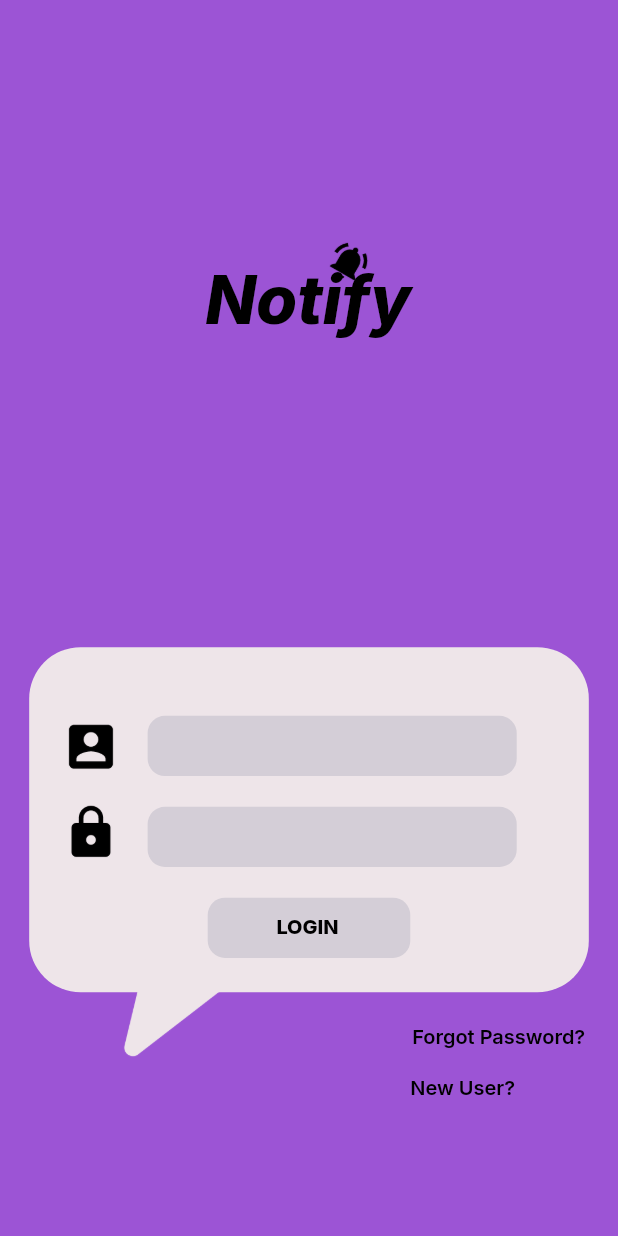
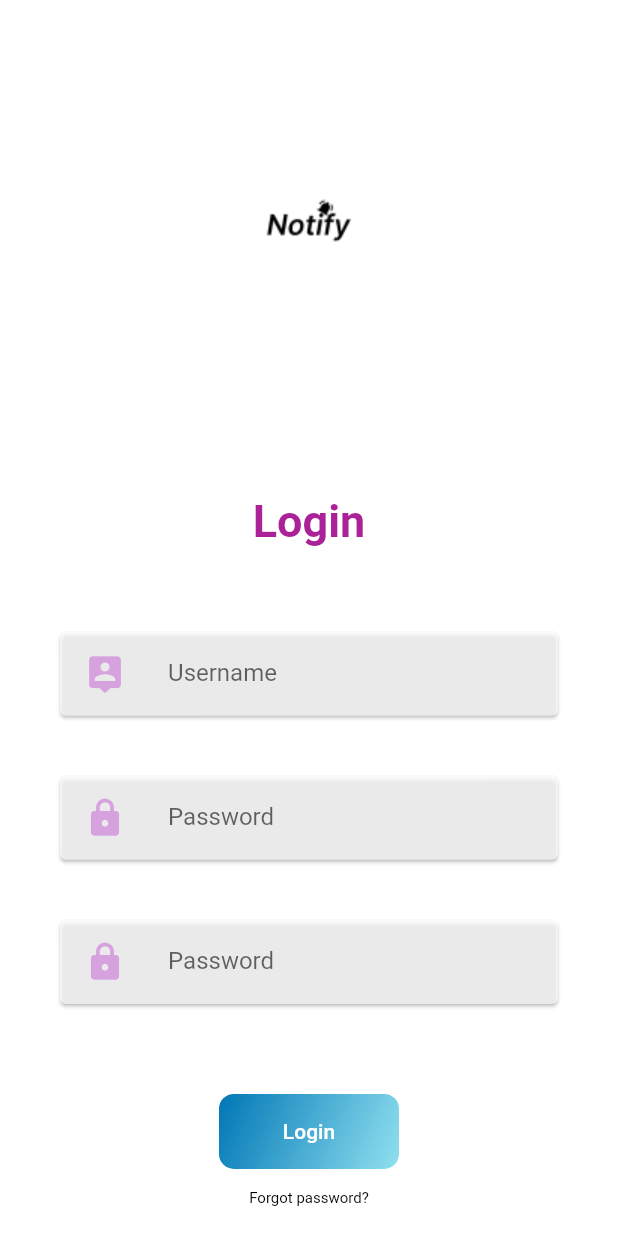
Before and after one commit to kailas-unni/miniproject_grp6, a Flutter app: the screen it shows after launch, on a phone screen of 412 x 824 dp. Run offline on Flutter 3.47's test engine with Material 2 defaults, Android fonts, the light colour scheme and no system bars; our stand-ins replace google_fonts, syncfusion_flutter_calendar; missing offline and left inert: dart:ffi, list_wheel_scroll_view_x, select_card; Roboto replaces fonts that are missing (Alkatra).

Commit message:
added login pages from Gouri

```diff
--- /dev/null
+++ b/lib/gouri-login.dart
@@ -0,0 +1,175 @@
+import 'package:flutter/material.dart';
+import 'package:notify_v1/gouri-signup.dart';
+import 'package:notify_v1/home.dart';
+
+class LogIn extends StatelessWidget {
+  @override
+  Widget build(BuildContext context) {
+    return MaterialApp(
+      home: Scaffold(
+          backgroundColor: Color.fromARGB(255, 255, 255, 255),
+          //backgroundImage:AssetImage('lib/image/turkey.jpg'),
+
+          body: SafeArea(
+              child: SingleChildScrollView(
+            child:
+                Column(mainAxisAlignment: MainAxisAlignment.center, children: <
+                    Widget>[
+              Image(
+                image: AssetImage('assets/log-in/images/logo.png'),
+                width: 300,
+                height: 300,
+              ),
+              SizedBox(
+                height: 30,
+              ),
+              Text(
+                'Login',
+                style: TextStyle(
+                  fontSize: 30.0,
+                  color: Color.fromARGB(226, 159, 4, 139),
+                  fontWeight: FontWeight.bold,
+                  fontFamily: 'Alkatra',
+                ),
+              ),
+              SizedBox(
+                  width: 200.0,
+                  child: Divider(
+                    color: Colors.white,
+                  )),
+              Card(
+                  color: Colors.white70,
+                  margin:
+                      EdgeInsets.symmetric(vertical: 40.0, horizontal: 40.0),
+                  //padding: EdgeInsets.all(5),
+                  child: Padding(
+                      padding: EdgeInsets.all(0.05),
+                      child: ListTile(
+                        leading: Icon(
+                          Icons.person_pin_rounded,
+                          size: 28,
+                          color: Color.fromARGB(255, 214, 162, 222),
+                        ),
+                        title: SizedBox(
+                          width: 7.0,
+                          height: 37.0,
+                          child: TextField(
+                            decoration: InputDecoration(
+                              border: InputBorder.none,
+                              hintText: 'Username',
+                            ),
+                          ),
+                        ),
+                      ))),
+              Card(
+                  color: Colors.white70,
+                  margin: EdgeInsets.symmetric(vertical: 0.0, horizontal: 40.0),
+                  //padding: EdgeInsets.all(5),
+                  child: Padding(
+                      padding: EdgeInsets.all(0.05),
+                      child: ListTile(
+                        leading: Icon(
+                          Icons.lock,
+                          size: 28,
+                          color: Color.fromARGB(255, 214, 162, 222),
+                        ),
+                        title: SizedBox(
+                          width: 7.0,
+                          height: 37.0,
+                          child: TextField(
+                            decoration: InputDecoration(
+                              border: InputBorder.none,
+                              hintText: 'Password',
+                            ),
+                          ),
+                        ),
+                      ))),
+              Card(
+                  color: Colors.white70,
+                  margin:
+                      EdgeInsets.symmetric(vertical: 40.0, horizontal: 40.0),
+                  //padding: EdgeInsets.all(5),
+                  child: Padding(
+                      padding: EdgeInsets.all(0.05),
+                      child: ListTile(
+                        leading: Icon(
+                          Icons.lock,
+                          size: 28,
+                          color: Color.fromARGB(255, 214, 162, 222),
+                        ),
+                        title: SizedBox(
+                          width: 7.0,
+                          height: 37.0,
+                          child: TextField(
+                            decoration: InputDecoration(
+                              border: InputBorder.none,
+                              hintText: 'Password',
+                            ),
+                          ),
+                        ),
+                      ))),
+              SizedBox(
+                height: 20,
+              ),
+              Container(
+                width: 120,
+                height: 50,
+                decoration: BoxDecoration(
+                  gradient: LinearGradient(
+                      begin: Alignment.topLeft,
+                      end: Alignment.bottomRight,
+                      colors: <Color>[Color(0xff0077b6), Color(0xff90e0ef)]),
+                  borderRadius: BorderRadius.circular(10.0),
+                ),
+                child: Center(
+                  child: ElevatedButton(
+                    style: ElevatedButton.styleFrom(
+                      backgroundColor: Colors.transparent,
+                      shadowColor: Colors.transparent,
+                      shape: RoundedRectangleBorder(
+                          borderRadius: BorderRadius.circular(10.0)),
+                    ),
+                    child: const Text('Login'),
+                    onPressed: () {
+                      Navigator.pushReplacement(context,
+                          MaterialPageRoute(builder: (context) {
+                        return Home();
+                      }));
+                    },
+                  ),
+                ),
+              ),
+              SizedBox(
+                height: 40,
+                child: TextButton(
+                  style: TextButton.styleFrom(
+                    foregroundColor: Colors.black,
+                    padding: const EdgeInsets.all(0.0),
+                    textStyle: const TextStyle(fontSize: 10),
+                  ),
+                  onPressed: () {},
+                  child: const Text('Forgot password?'),
+                ),
+              ),
+              SizedBox(
+                height: 20,
+                child: TextButton(
+                  style: TextButton.styleFrom(
+                    foregroundColor: Colors.black,
+                    padding: const EdgeInsets.all(0.0),
+                    textStyle: const TextStyle(fontSize: 10),
+                  ),
+                  onPressed: () {
+                    Navigator.push(context,
+                        MaterialPageRoute(builder: (context) {
+                      return SignUp();
+                    }));
+                  },
+                  child: const Text('New User? Sign Up'),
+                ),
+              ),
+            ]),
+          ))),
+    );
+  }
+}
--- a/lib/main.dart
+++ b/lib/main.dart
@@ -1,7 +1,7 @@
 import 'package:flutter/material.dart';
 import 'package:google_fonts/google_fonts.dart';
+import 'package:notify_v1/gouri-login.dart';
 import 'package:notify_v1/home.dart';
-import 'package:notify_v1/log-in.dart';
 
 //Time Zone initialization
 
```
Also changed, not shown: lib/gouri-signup.dart (added, +190 -0 lines), lib/settings.dart (+46 -1 lines), lib/viewNotf.dart (+124 -53 lines), 1 other file.
